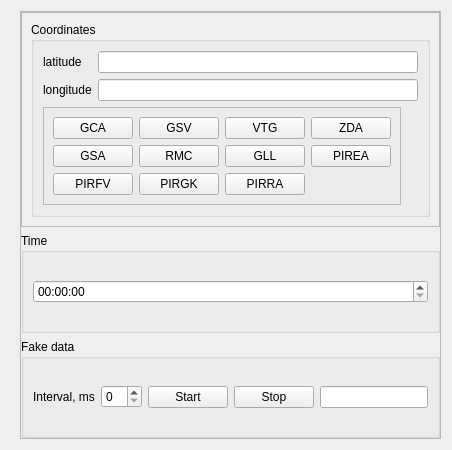
Qt form Qt/my_programm/GPS/Navi_transmitter/src/navi_transmitter_mainbox/ui/navi_transmitter_mainbox.ui (RinatB2017/mega_GIT) before a commit.
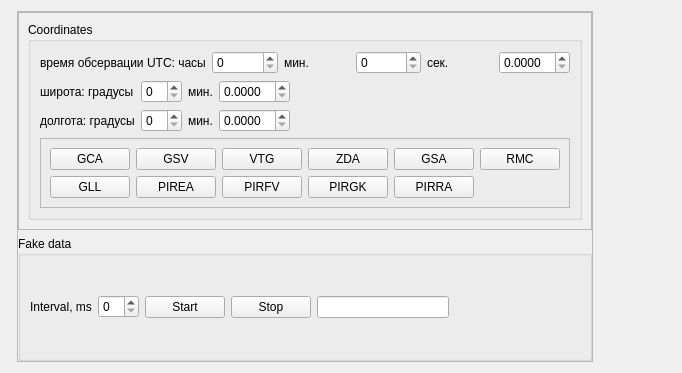
The same form after that commit. Custom widgets are drawn as their Qt base class.

```diff
--- a/Qt/my_programm/GPS/Navi_transmitter/src/navi_transmitter_mainbox/ui/navi_transmitter_mainbox.ui
+++ b/Qt/my_programm/GPS/Navi_transmitter/src/navi_transmitter_mainbox/ui/navi_transmitter_mainbox.ui
@@ -6,8 +6,8 @@
    <rect>
     <x>0</x>
     <y>0</y>
-    <width>452</width>
-    <height>450</height>
+    <width>682</width>
+    <height>373</height>
    </rect>
   </property>
   <property name="sizePolicy">
@@ -66,26 +66,109 @@
            </property>
            <layout class="QVBoxLayout" name="verticalLayout_3">
             <item>
-             <layout class="QGridLayout" name="gridLayout_3">
-              <item row="0" column="0">
-               <widget class="QLabel" name="label_12">
+             <layout class="QHBoxLayout" name="horizontalLayout_4">
+              <item>
+               <widget class="QLabel" name="label_2">
                 <property name="text">
-                 <string>latitude</string>
+                 <string>время обсервации UTC: часы</string>
                 </property>
                </widget>
               </item>
-              <item row="1" column="0">
-               <widget class="QLabel" name="label_13">
+              <item>
+               <widget class="QSpinBox" name="spinBox_3"/>
+              </item>
+              <item>
+               <widget class="QLabel" name="label_5">
                 <property name="text">
-                 <string>longitude</string>
+                 <string>мин.</string>
                 </property>
                </widget>
               </item>
-              <item row="0" column="1">
-               <widget class="QLineEdit" name="lineEdit"/>
+              <item>
+               <widget class="QSpinBox" name="spinBox_4"/>
               </item>
-              <item row="1" column="1">
-               <widget class="QLineEdit" name="lineEdit_2"/>
+              <item>
+               <widget class="QLabel" name="label_6">
+                <property name="text">
+                 <string>сек.</string>
+                </property>
+               </widget>
+              </item>
+              <item>
+               <widget class="QDoubleSpinBox" name="doubleSpinBox_3">
+                <property name="decimals">
+                 <number>4</number>
+                </property>
+               </widget>
+              </item>
+             </layout>
+            </item>
+            <item>
+             <layout class="QHBoxLayout" name="horizontalLayout_5">
+              <item>
+               <layout class="QGridLayout" name="gridLayout_4">
+                <item row="1" column="1">
+                 <widget class="QSpinBox" name="spinBox_2"/>
+                </item>
+                <item row="1" column="2">
+                 <widget class="QLabel" name="label_8">
+                  <property name="text">
+                   <string>мин.</string>
+                  </property>
+                 </widget>
+                </item>
+                <item row="0" column="2">
+                 <widget class="QLabel" name="label_7">
+                  <property name="text">
+                   <string>мин.</string>
+                  </property>
+                 </widget>
+                </item>
+                <item row="0" column="0">
+                 <widget class="QLabel" name="label_3">
+                  <property name="text">
+                   <string>широта: градусы</string>
+                  </property>
+                 </widget>
+                </item>
+                <item row="1" column="0">
+                 <widget class="QLabel" name="label_4">
+                  <property name="text">
+                   <string>долгота: градусы</string>
+                  </property>
+                 </widget>
+                </item>
+                <item row="0" column="1">
+                 <widget class="QSpinBox" name="spinBox"/>
+                </item>
+                <item row="0" column="3">
+                 <widget class="QDoubleSpinBox" name="doubleSpinBox">
+                  <property name="decimals">
+                   <number>4</number>
+                  </property>
+                 </widget>
+                </item>
+                <item row="1" column="3">
+                 <widget class="QDoubleSpinBox" name="doubleSpinBox_2">
+                  <property name="decimals">
+                   <number>4</number>
+                  </property>
+                 </widget>
+                </item>
+               </layout>
+              </item>
+              <item>
+               <spacer name="horizontalSpacer">
+                <property name="orientation">
+                 <enum>Qt::Horizontal</enum>
+                </property>
+                <property name="sizeHint" stdset="0">
+                 <size>
+                  <width>40</width>
+                  <height>20</height>
+                 </size>
+                </property>
+               </spacer>
               </item>
              </layout>
             </item>
@@ -106,6 +189,20 @@
               <layout class="QVBoxLayout" name="verticalLayout_5">
                <item>
                 <layout class="QGridLayout" name="gridLayout">
+                 <item row="0" column="0">
+                  <widget class="QPushButton" name="btn_GCA">
+                   <property name="text">
+                    <string>GCA</string>
+                   </property>
+                  </widget>
+                 </item>
+                 <item row="0" column="2">
+                  <widget class="QPushButton" name="btn_VTG">
+                   <property name="text">
+                    <string>VTG</string>
+                   </property>
+                  </widget>
+                 </item>
                  <item row="0" column="1">
                   <widget class="QPushButton" name="btn_GSV">
                    <property name="text">
@@ -113,7 +210,7 @@
                    </property>
                   </widget>
                  </item>
-                 <item row="1" column="0">
+                 <item row="0" column="4">
                   <widget class="QPushButton" name="btn_GSA">
                    <property name="text">
                     <string>GSA</string>
@@ -127,56 +224,42 @@
                    </property>
                   </widget>
                  </item>
-                 <item row="1" column="3">
-                  <widget class="QPushButton" name="btn_PIREA">
-                   <property name="text">
-                    <string>PIREA</string>
-                   </property>
-                  </widget>
-                 </item>
-                 <item row="0" column="0">
-                  <widget class="QPushButton" name="btn_GCA">
-                   <property name="text">
-                    <string>GCA</string>
-                   </property>
-                  </widget>
-                 </item>
-                 <item row="1" column="1">
+                 <item row="0" column="5">
                   <widget class="QPushButton" name="btn_RMC">
                    <property name="text">
                     <string>RMC</string>
                    </property>
                   </widget>
                  </item>
-                 <item row="0" column="2">
-                  <widget class="QPushButton" name="btn_VTG">
-                   <property name="text">
-                    <string>VTG</string>
-                   </property>
-                  </widget>
-                 </item>
-                 <item row="1" column="2">
+                 <item row="1" column="0">
                   <widget class="QPushButton" name="btn_GLL">
                    <property name="text">
                     <string>GLL</string>
                    </property>
                   </widget>
                  </item>
-                 <item row="3" column="0">
+                 <item row="1" column="1">
+                  <widget class="QPushButton" name="btn_PIREA">
+                   <property name="text">
+                    <string>PIREA</string>
+                   </property>
+                  </widget>
+                 </item>
+                 <item row="1" column="2">
                   <widget class="QPushButton" name="btn_PIRFV">
                    <property name="text">
                     <string>PIRFV</string>
                    </property>
                   </widget>
                  </item>
-                 <item row="3" column="1">
+                 <item row="1" column="3">
                   <widget class="QPushButton" name="btn_PIRGK">
                    <property name="text">
                     <string>PIRGK</string>
                    </property>
                   </widget>
                  </item>
-                 <item row="3" column="2">
+                 <item row="1" column="4">
                   <widget class="QPushButton" name="btn_PIRRA">
                    <property name="text">
                     <string>PIRRA</string>
@@ -194,18 +277,6 @@
         </layout>
        </widget>
       </item>
-      <item>
-       <widget class="QGroupBox" name="groupBox_2">
-        <property name="title">
-         <string>Time</string>
-        </property>
-        <layout class="QVBoxLayout" name="verticalLayout_4">
-         <item>
-          <widget class="QTimeEdit" name="timeEdit"/>
-         </item>
-        </layout>
-       </widget>
-      </item>
       <item>
        <widget class="QGroupBox" name="groupBox_3">
         <property name="title">
@@ -243,12 +314,38 @@
            </property>
           </widget>
          </item>
+         <item>
+          <spacer name="horizontalSpacer_2">
+           <property name="orientation">
+            <enum>Qt::Horizontal</enum>
+           </property>
+           <property name="sizeHint" stdset="0">
+            <size>
+             <width>40</width>
+             <height>20</height>
+            </size>
+           </property>
+          </spacer>
+         </item>
         </layout>
        </widget>
       </item>
      </layout>
     </widget>
    </item>
+   <item>
+    <spacer name="horizontalSpacer_3">
+     <property name="orientation">
+      <enum>Qt::Horizontal</enum>
+     </property>
+     <property name="sizeHint" stdset="0">
+      <size>
+       <width>40</width>
+       <height>20</height>
+      </size>
+     </property>
+    </spacer>
+   </item>
   </layout>
  </widget>
  <customwidgets>
```
Left out of the diff: 10 changed lines with no effect on the pictures.
